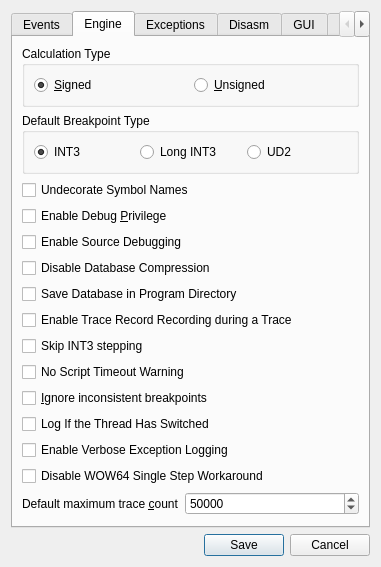
First picture: the form in src/gui/Src/Gui/SettingsDialog.ui, repository x64dbg/x64dbg, before the edit.
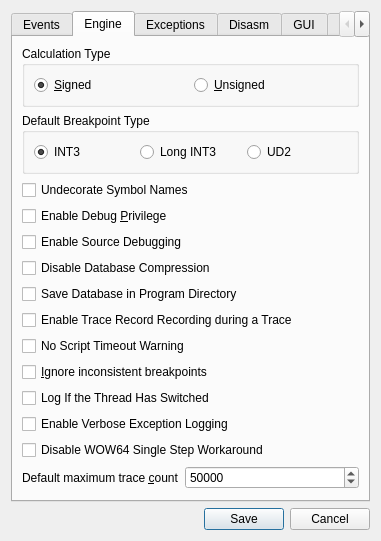
Second picture: the form after the edit. The open tabs and pages were chosen to show the change. Icons and pictures are not drawn.

```diff
--- a/src/gui/Src/Gui/SettingsDialog.ui
+++ b/src/gui/Src/Gui/SettingsDialog.ui
@@ -289,13 +289,6 @@
          </property>
         </widget>
        </item>
-       <item>
-        <widget class="QCheckBox" name="chkSkipInt3Stepping">
-         <property name="text">
-          <string>Skip INT3 stepping</string>
-         </property>
-        </widget>
-       </item>
        <item>
         <widget class="QCheckBox" name="chkNoScriptTimeout">
          <property name="text">
```
Left out of the diff: 2 changed lines with no effect on the pictures.
